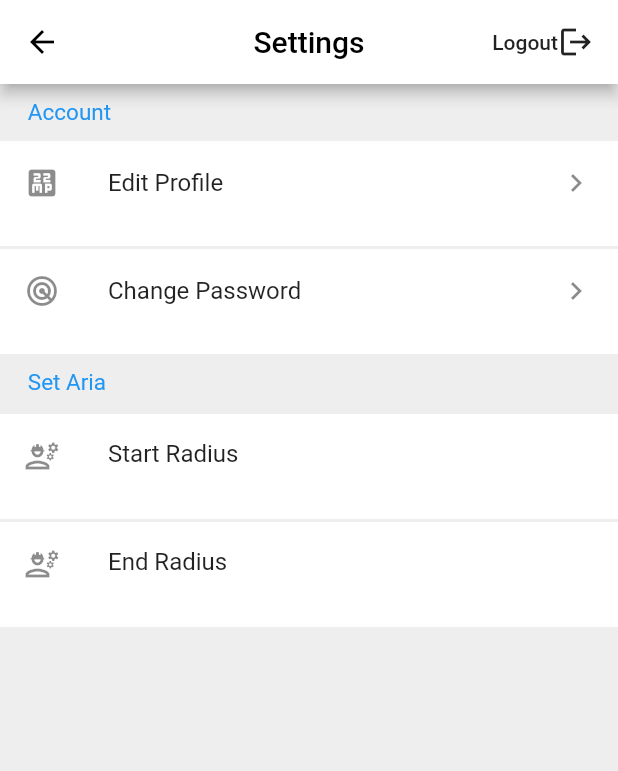
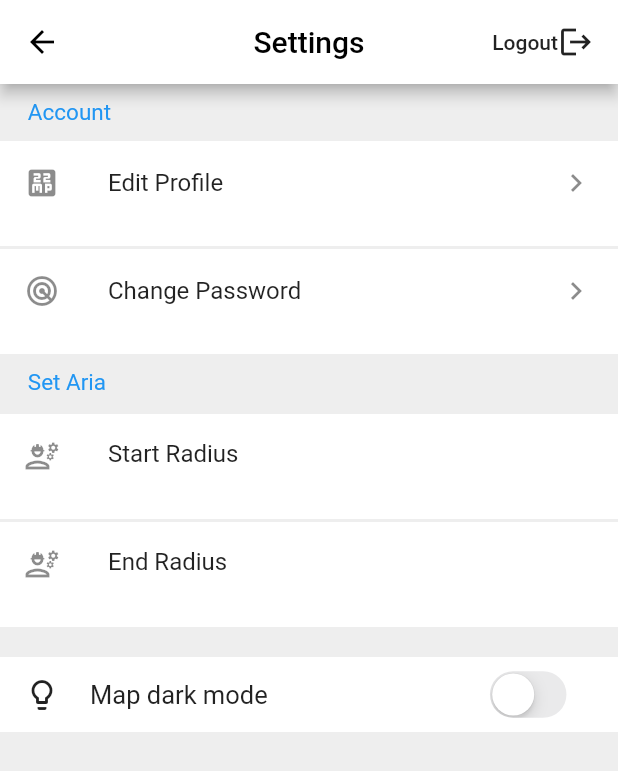
Before and after one commit to TimotinM/BDAS, a Flutter app: the Options screen opened by its route, on a phone screen of 412 x 824 dp. Shown: the top 771 px of the screen. Run offline on Flutter 3.47's test engine with Material 2 defaults, Android fonts, the phone set to English and light mode, and no system bars; our stand-ins replace flutter_spinkit, geolocator, google_maps_flutter, image_picker; missing offline and left inert: flutter_polyline_points.

Commit message:
Dark mode map upgrade

```diff
--- a/lib/Data.dart
+++ b/lib/Data.dart
@@ -10,3 +10,4 @@ Future<User> user;
 bool isLoggedIn = false;
 bool loading = false;
 bool isDriver = true;
+bool dark = false;
--- a/lib/Options.dart
+++ b/lib/Options.dart
@@ -132,6 +132,32 @@ class _Options extends State<Options>{
         ),
       );
 
+      final darkMap = Container (
+        height: 50,
+        color: Colors.white,
+        child: Row(
+          children: <Widget>[
+            SizedBox(width: 16),
+            Icon(Icons.lightbulb_outline),
+            SizedBox(width: 20),
+            Text(
+                'Map dark mode',
+                 style: TextStyle(fontSize: 17),
+            ),
+            SizedBox(width: MediaQuery.of(context).size.width*0.35),
+            CupertinoSwitch(
+                activeColor: Colors.black,
+                value: data.dark,
+                onChanged: (value){
+                  setState(() {
+                    data.dark = !data.dark;
+                  });
+                }
+            )
+          ],
+        ),
+      );
+
       return Scaffold(
         //backgroundColor: Colors.grey,
         appBar: AppBar(
@@ -187,6 +213,8 @@ class _Options extends State<Options>{
                   startRadius,
                   SizedBox(height: 2.0),
                   endRadius,
+                  SizedBox(height: 20),
+                  darkMap,
                 ],
               ),
             ),
```
Also changed, not shown: lib/HomePage.dart (+29 -61 lines).
